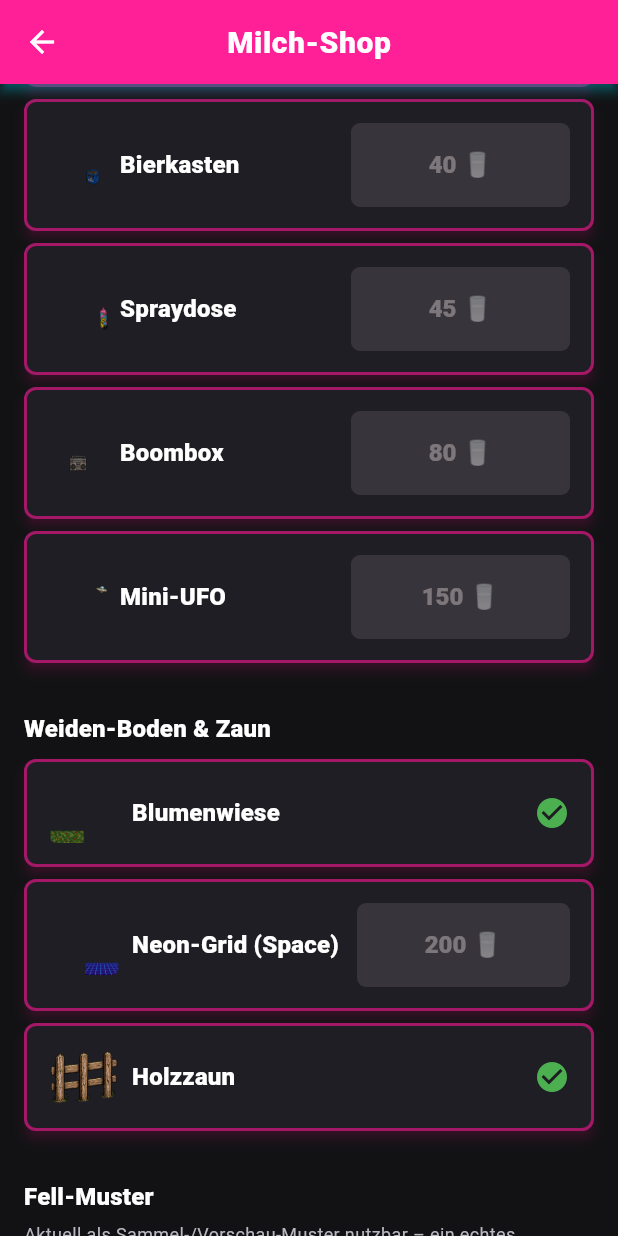
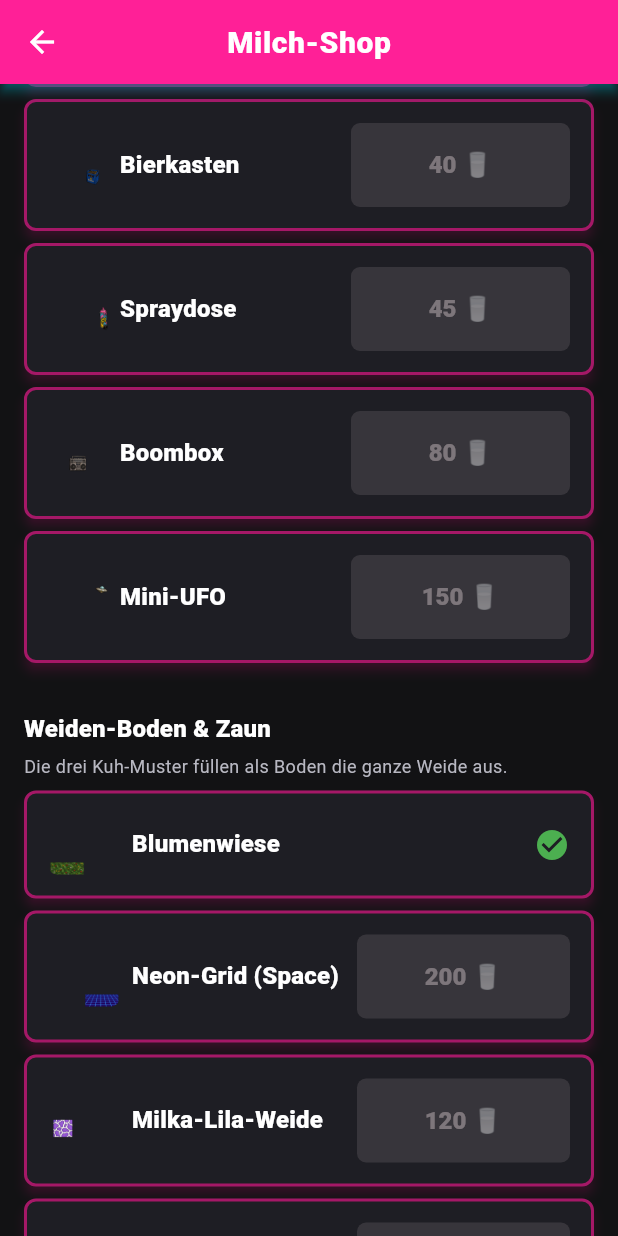
Before and after one commit to lenapaullina/life-organizer, a Flutter app: the ThemeAndShopScreen screen opened directly, scrolled down 2304 dp, on a phone screen of 412 x 824 dp. Run offline on Flutter 3.47's test engine with Material 3 defaults, Android fonts, the phone set to English and light mode, and no system bars; our stand-ins replace drift, flutter_local_notifications, flutter_riverpod, image_picker, speech_to_text, timezone; accounts and stored records are empty; generated files the repository leaves out were written again.

Commit message:
Fix: schwarzer Kuh-Profil-Screen, zu große Zäune, wirkungslose Fell-Muster
- Kuh-Profil: OutlinedButton.icon-Paar in Row war ungeschuetzt (gleicher
  Infinite-Width-Crash wie im Milch-Shop) -> in Expanded gepackt.
- Zaun-Streifen: BoxFit.cover skalierte viel zu stark hoch -> jetzt
  DecorationImage mit fitHeight + repeatX (kleine, wiederholte Pfosten).
- Kuh-Muster (Milka/Giraffe/Neon) sind jetzt echte, volle Weiden-Boeden
  statt einer wirkungslosen eigenen Shop-Kategorie.

```diff
--- a/lib/features/cow_evolution/domain/cow_accessory.dart
+++ b/lib/features/cow_evolution/domain/cow_accessory.dart
@@ -95,18 +95,61 @@ CowDecorationItem? cowDecorationById(String? id) {
   return null;
 }
 
-/// Bodentextur der Weide.
+/// Bodentextur der Weide. `assetPath` ist bewusst explizit statt aus der
+/// ID abgeleitet: die drei Muster-Böden unten liegen (historisch bedingt,
+/// aus den ursprünglichen "design"-Dateien) im `cow_patterns`-Ordner,
+/// nicht im `pasture`-Ordner – so kann ein Ground-Item auf jeden
+/// Asset-Ordner zeigen, ohne dass Dateien verschoben werden müssen.
 class PastureGroundItem {
   final String id;
   final String name;
   final int price;
-  const PastureGroundItem({required this.id, required this.name, required this.price});
-  String get assetPath => CowAssetRegistry.pasturePath(id);
+  final String assetPath;
+  const PastureGroundItem({
+    required this.id,
+    required this.name,
+    required this.price,
+    required this.assetPath,
+  });
 }
 
 const pastureGrounds = <PastureGroundItem>[
-  PastureGroundItem(id: 'ground_wiese', name: 'Blumenwiese', price: 0), // Standard, ab Start freigeschaltet
-  PastureGroundItem(id: 'ground_space', name: 'Neon-Grid (Space)', price: 200),
+  // Standard, ab Start freigeschaltet.
+  PastureGroundItem(
+    id: 'ground_wiese',
+    name: 'Blumenwiese',
+    price: 0,
+    assetPath: 'assets/images/pasture/ground_wiese.png',
+  ),
+  PastureGroundItem(
+    id: 'ground_space',
+    name: 'Neon-Grid (Space)',
+    price: 200,
+    assetPath: 'assets/images/pasture/ground_space.png',
+  ),
+  // Die drei "Kuh-Muster" aus der Anfrage füllen als Boden die GANZE
+  // Weide (BoxFit.cover in PastureBackgroundWidget) statt nur eine
+  // kleine Vorschau-Kachel im Shop zu sein – eine echte Einfärbung der
+  // Kuh-Silhouette selbst bräuchte weiterhin die noch fehlende
+  // `base_cow.png` als Maske (siehe decorated_cow_widget.dart).
+  PastureGroundItem(
+    id: 'pattern_milka',
+    name: 'Milka-Lila-Weide',
+    price: 120,
+    assetPath: 'assets/images/cow_patterns/pattern_milka.png',
+  ),
+  PastureGroundItem(
+    id: 'pattern_giraffe',
+    name: 'Giraffen-Gold-Weide',
+    price: 180,
+    assetPath: 'assets/images/cow_patterns/pattern_giraffe.png',
+  ),
+  PastureGroundItem(
+    id: 'pattern_neon',
+    name: 'Neon-Fleck-Weide',
+    price: 280,
+    assetPath: 'assets/images/cow_patterns/pattern_neon.png',
+  ),
 ];
 
 PastureGroundItem groundById(String? id) {
@@ -135,29 +178,3 @@ PastureFenceItem fenceById(String? id) {
   }
   return pastureFences.first;
 }
-
-/// Fell-/Farbmuster ("Kuh-Farbe") – aktuell als auswählbares
-/// Vorschau-Muster im Shop nutzbar. Ein echtes Einfärben der Kuh-Silhouette
-/// braucht eine Maske aus `base_cow.png` (siehe Scoping-Hinweis in
-/// `decorated_cow_widget.dart`) und ist bewusst noch nicht verdrahtet.
-class CowPatternItem {
-  final String id;
-  final String name;
-  final int price;
-  const CowPatternItem({required this.id, required this.name, required this.price});
-  String get assetPath => CowAssetRegistry.patternPath(id);
-}
-
-const cowPatterns = <CowPatternItem>[
-  CowPatternItem(id: 'pattern_milka', name: 'Milka-Lila', price: 120),
-  CowPatternItem(id: 'pattern_giraffe', name: 'Giraffen-Gold', price: 180),
-  CowPatternItem(id: 'pattern_neon', name: 'Neon-Fleck', price: 280),
-];
-
-CowPatternItem? patternById(String? id) {
-  if (id == null) return null;
-  for (final p in cowPatterns) {
-    if (p.id == id) return p;
-  }
-  return null;
-}
--- a/lib/features/theme_lab/presentation/theme_and_shop_screen.dart
+++ b/lib/features/theme_lab/presentation/theme_and_shop_screen.dart
@@ -150,6 +150,11 @@ class ThemeAndShopScreen extends ConsumerWidget {
                 ),
               const SizedBox(height: AppSpacing.lg),
               Text('Weiden-Boden & Zaun', style: Theme.of(context).textTheme.titleMedium),
+              const SizedBox(height: AppSpacing.xs),
+              const Text(
+                'Die drei Kuh-Muster füllen als Boden die ganze Weide aus.',
+                style: TextStyle(fontSize: 12),
+              ),
               const SizedBox(height: AppSpacing.sm),
               for (final ground in pastureGrounds)
                 _ActivatableItemCard(
@@ -172,31 +177,6 @@ class ThemeAndShopScreen extends ConsumerWidget {
                   isActive: pasture.activeFenceId == fence.id,
                   onBuy: () => notifier.purchaseItem(fence.id, fence.price),
                   onActivate: () => notifier.setActiveFence(fence.id),
-                ),
-              const SizedBox(height: AppSpacing.lg),
-              Text('Fell-Muster', style: Theme.of(context).textTheme.titleMedium),
-              const SizedBox(height: AppSpacing.xs),
-              const Text(
-                'Aktuell als Sammel-/Vorschau-Muster nutzbar – ein echtes Einfärben der '
-                'Kuh-Silhouette braucht die Basis-Kuh-Grafik, die noch nicht vorliegt.',
-                style: TextStyle(fontSize: 12),
-              ),
-              const SizedBox(height: AppSpacing.sm),
-              for (final pattern in cowPatterns)
-                _UnlockOnlyCard(
-                  name: pattern.name,
-                  assetPath: pattern.assetPath,
-                  price: pattern.price,
-                  milk: pasture.milk,
-                  isUnlocked: pasture.isItemUnlocked(pattern.id, pattern.price),
-                  onBuy: () async {
-                    final ok = await notifier.purchaseItem(pattern.id, pattern.price);
-                    if (!ok && context.mounted) {
-                      ScaffoldMessenger.of(context).showSnackBar(
-                        const SnackBar(content: Text('Noch nicht genug Kuh-Milch dafür.')),
-                      );
-                    }
-                  },
                 ),
             ],
           );
```
Also changed, not shown: lib/features/cow_evolution/presentation/cow_profile_modal.dart (+11 -2 lines), lib/features/cow_evolution/presentation/pasture_background_widget.dart (+26 -9 lines), 1 other file.
